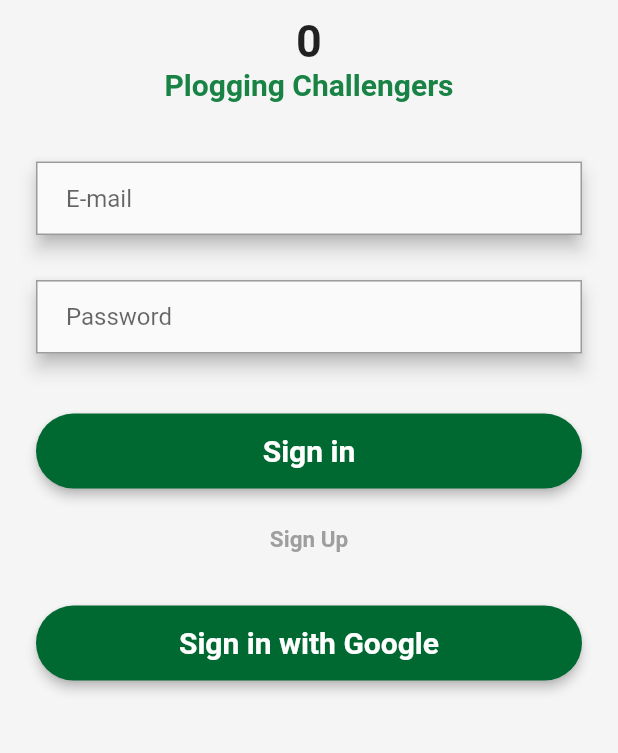
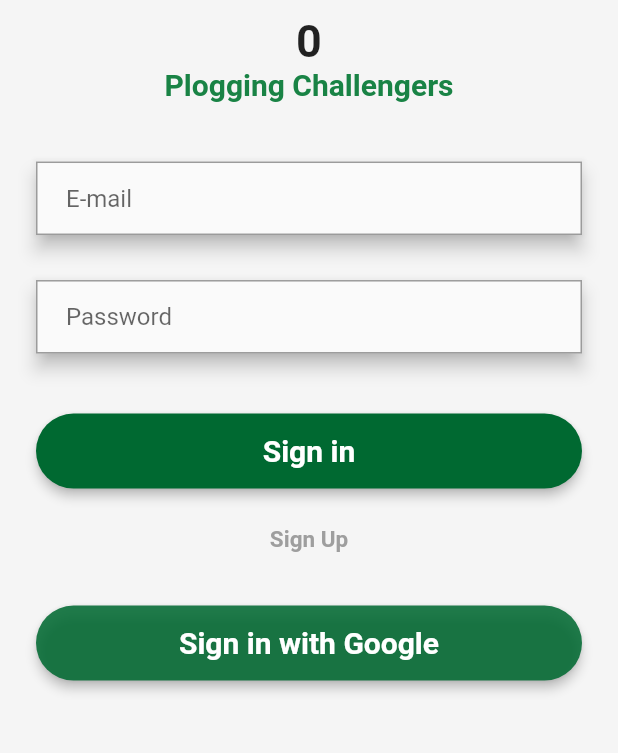
Before and after one commit to simata98/GDSC-Solution-Challenge-Green-Plogging-, a Flutter app: the screen it shows after launch, after a tap on "START", on a phone screen of 412 x 824 dp, the part 366-1119 px from its top. Run offline on Flutter 3.47's test engine with Material 2 defaults, Android fonts, the phone set to English and light mode, and no system bars; our stand-ins replace cached_network_image, cloud_firestore, firebase_auth, firebase_core, firebase_storage, fluttertoast and 6 more; accounts and stored records are empty.

Commit message:
주요 색상 투명도 조절된 것 추가

```diff
--- a/lib/screen/login/sign_in.dart
+++ b/lib/screen/login/sign_in.dart
@@ -138,8 +138,7 @@ class _SignInState extends State<SignIn> with SingleTickerProviderStateMixin {
                                     focusedBorder: OutlineInputBorder(
                                         borderSide: BorderSide(
                                             width: 2,
-                                            color: Color.fromARGB(
-                                                255, 25, 131, 69)),
+                                            color: CustomColor.primary),
                                         borderRadius: BorderRadius.circular(0)),
                                     border: OutlineInputBorder(
                                         borderRadius:
@@ -193,6 +192,7 @@ class _SignInState extends State<SignIn> with SingleTickerProviderStateMixin {
                                 style: TextStyle(
                                     fontSize: 20, fontWeight: FontWeight.bold)),
                             style: ElevatedButton.styleFrom(
+                                primary: CustomColor.primary87,
                                 elevation: 3,
                                 shape: RoundedRectangleBorder(
                                     borderRadius: BorderRadius.circular(30))),
--- a/lib/theme/custom_color.dart
+++ b/lib/theme/custom_color.dart
@@ -1,5 +1,41 @@
 import 'package:flutter/material.dart';
 
 class CustomColor {
+  //투명도에 따름
+  //각각 opacity는 87% , 54% , 45%, 38%, 26%, 12% 임
   static const Color primary = Color(0xff006931);
+  static const Color primary87 = Color(0xDD006931);
+  static const Color primary54 = Color(0x8A006931);
+  static const Color primary45 = Color(0x73006931);
+  static const Color primary38 = Color(0x61006931);
+  static const Color primary26 = Color(0x42006931);
+  static const Color primary12 = Color(0x1F006931);
+
+  static MaterialColor MaterialPrimary = _createMaterialColor(primary);
+
+  //Material에 대한 Color을 만드는 작업
+  //자세한 링크는 https://medium.com/@nickysong/creating-a-custom-color-swatch-in-flutter-554bcdcb27f3 참고
+  static MaterialColor _createMaterialColor(Color color) {
+    //첫번째 원소를 0.05로
+    List strengths = <double>[.05];
+    Map<int, Color> swatch = {};
+
+    //color 매개변수로 받아온 것을 RGB 값을 분리
+    final int r = color.red, g = color.green, b = color.blue;
+
+    //첫 번재 원소를 기준으로 0.1 씩 곱하기 --> 점화식
+    for (int i = 1; i < 10; i++) {
+      strengths.add(0.1 * i);
+    }
+    for (var strength in strengths) {
+      final double ds = 0.5 - strength;
+      swatch[(strength * 1000).round()] = Color.fromRGBO(
+          r + ((ds < 0 ? r : (255 - r)) * ds).round(),
+          g + ((ds < 0 ? g : (255 - g)) * ds).round(),
+          b + ((ds < 0 ? b : (255 - b)) * ds).round(),
+          1);
+    }
+
+    return MaterialColor(color.value, swatch);
+  }
 }
--- a/lib/theme/custom_theme.dart
+++ b/lib/theme/custom_theme.dart
@@ -14,33 +14,7 @@ class CustomTheme {
     //이것은 Material에 대한 color
     //https://stackoverflow.com/questions/50212484/what-is-the-difference-between-primarycolor-and-primaryswatch-in-flutter
     return ThemeData(
-      primarySwatch: _createMaterialColor(CustomColor.primary),
+      primarySwatch: CustomColor.MaterialPrimary,
     );
   }
-
-  //Material에 대한 Color을 만드는 작업
-  //자세한 링크는 https://medium.com/@nickysong/creating-a-custom-color-swatch-in-flutter-554bcdcb27f3 참고
-  static MaterialColor _createMaterialColor(Color color) {
-    //첫번째 원소를 0.05로
-    List strengths = <double>[.05];
-    Map<int, Color> swatch = {};
-
-    //color 매개변수로 받아온 것을 RGB 값을 분리
-    final int r = color.red, g = color.green, b = color.blue;
-
-    //첫 번재 원소를 기준으로 0.1 씩 곱하기 --> 점화식
-    for (int i = 1; i < 10; i++) {
-      strengths.add(0.1 * i);
-    }
-    for (var strength in strengths) {
-      final double ds = 0.5 - strength;
-      swatch[(strength * 1000).round()] = Color.fromRGBO(
-          r + ((ds < 0 ? r : (255 - r)) * ds).round(),
-          g + ((ds < 0 ? g : (255 - g)) * ds).round(),
-          b + ((ds < 0 ? b : (255 - b)) * ds).round(),
-          1);
-    }
-
-    return MaterialColor(color.value, swatch);
-  }
 }
```
